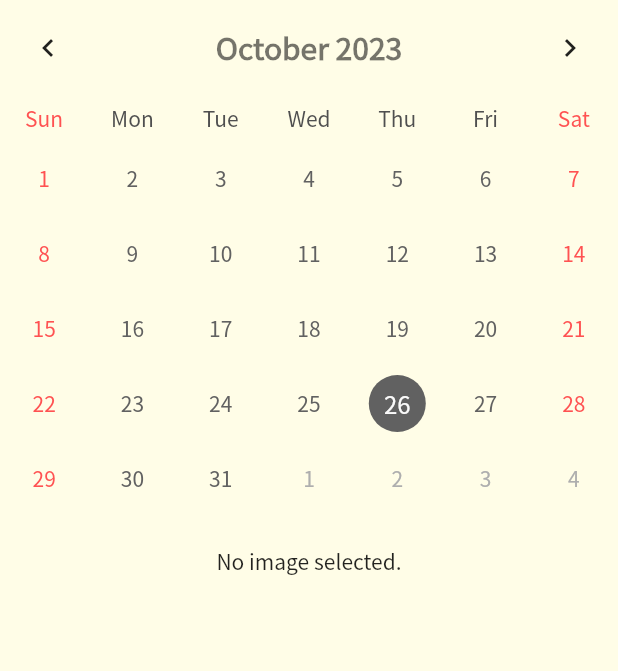
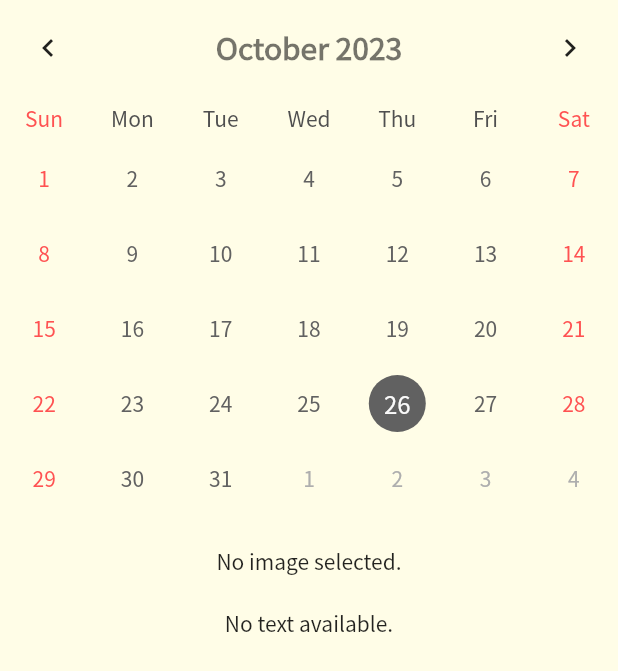
Before and after one commit to 6eom9eun/timeDam, a Flutter app: the MemoryPage screen opened directly, on a phone screen of 412 x 824 dp. Shown: the top 671 px of the screen. Run offline on Flutter 3.47's test engine with Material 2 defaults, Android fonts, the phone set to English and light mode, and no system bars; drawn by our look-alikes of table_calendar; our stand-ins replace cloud_firestore, firebase_auth, firebase_core, firebase_storage, google_sign_in, image_picker; accounts and stored records are empty.

Commit message:
posttext provider로 구현

```diff
--- a/lib/providers/postProvider.dart
+++ b/lib/providers/postProvider.dart
@@ -5,11 +5,18 @@ import 'package:flutter/material.dart';
  */
 class PostProvider with ChangeNotifier {
   String? _imageUrl;
+  String? _text;
 
   String? get imageUrl => _imageUrl;
+  String? get text => _text;
 
   set imageUrl(String? url) {
     _imageUrl = url;
     notifyListeners();
   }
+
+  set text(String? text) {
+    _text = text;
+    notifyListeners();
+  }
 }
--- a/lib/screens/memoryPage.dart
+++ b/lib/screens/memoryPage.dart
@@ -40,16 +40,30 @@ class _MemoryPageState extends State<MemoryPage> {
               child: SingleChildScrollView(
                 child: Consumer<PostProvider>(
                   builder: (context, postProvider, child) {
-                    return postProvider.imageUrl != null
-                        ? Container(
-                      width:double.infinity,
+                    return Column(
+                      children: [
+                        if (postProvider.imageUrl != null)
+                          Container(
+                            width: double.infinity,
                             height: 200,
                             child: Image.network(
                               postProvider.imageUrl!,
                               fit: BoxFit.fill,
                             ),
                           )
-                        : Text('No image selected.');
+                        else
+                          Text('No image selected.'),
+                        SizedBox(height: 20), // 이미지와 텍스트 사이의 간격
+                        if (postProvider.text != null && postProvider.text!.isNotEmpty)
+                          Text(
+                            postProvider.text!,
+                            style: TextStyle(fontSize: 16, fontWeight: FontWeight.bold),
+                            textAlign: TextAlign.center,
+                          )
+                        else
+                          Text('No text available.')
+                      ],
+                    );
                   },
                 ),
               ),
```
Also changed, not shown: lib/screens/writePage.dart (+41 -38 lines). Lines whose indentation alone changed are shown as unchanged.
